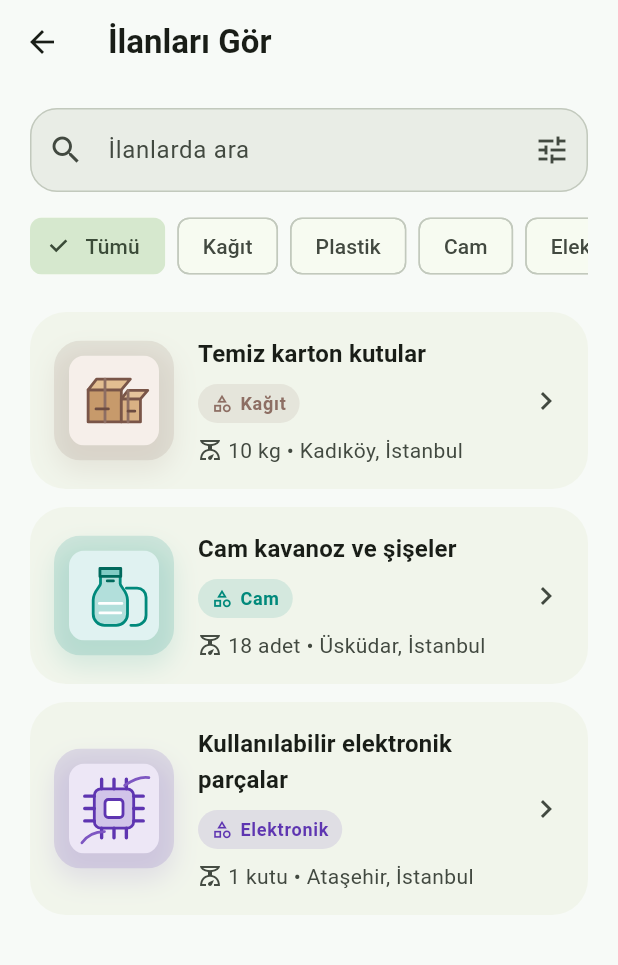
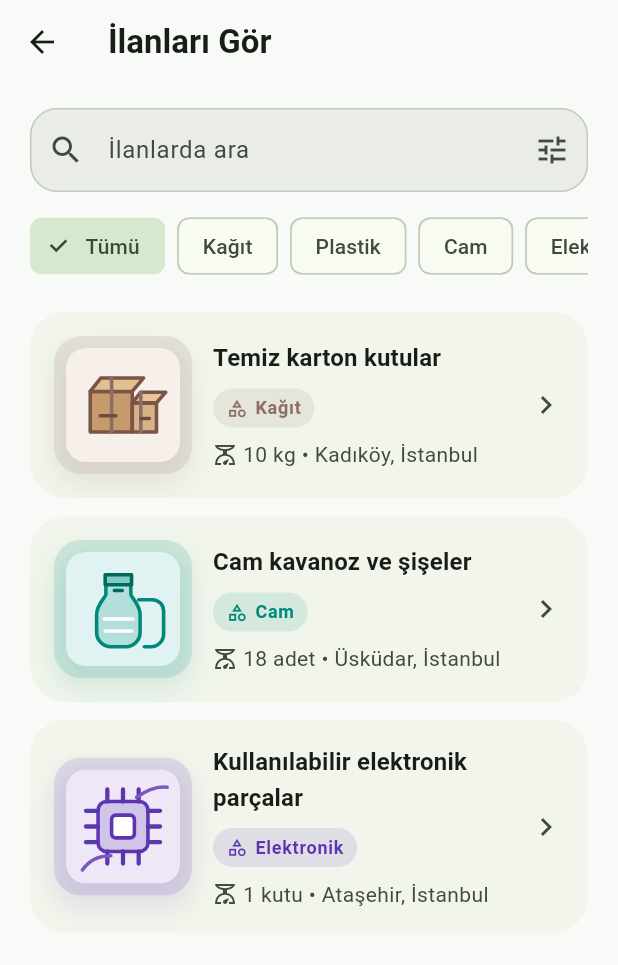
Before and after one commit to EbranurOzbalik/sifir_atik, a Flutter app: the ListingsPage screen opened directly, on a phone screen of 412 x 824 dp. Shown: the top 965 px of the screen. Run offline on Flutter 3.47's test engine with Material 3 defaults, Android fonts, the phone set to English and light mode, and no system bars; our stand-ins replace cloud_firestore, firebase_auth, firebase_core, firebase_storage, flutter_svg, google_sign_in and 2 more; accounts and stored records are empty.

Commit message:
README ilan görsellerini düzenledim

```diff
--- a/lib/screens/listings_page.dart
+++ b/lib/screens/listings_page.dart
@@ -370,8 +370,8 @@ class _ListingCard extends StatelessWidget {
           child: Row(
             children: [
               Container(
-                width: 80,
-                height: 80,
+                width: 92,
+                height: 92,
                 decoration: BoxDecoration(
                   borderRadius: BorderRadius.circular(18),
                   boxShadow: [
@@ -385,10 +385,10 @@ class _ListingCard extends StatelessWidget {
                 child: _ListingImage(
                   listing: listing,
                   borderRadius: BorderRadius.circular(18),
-                  padding: const EdgeInsets.all(10),
+                  padding: const EdgeInsets.all(8),
                 ),
               ),
-              const SizedBox(width: 16),
+              const SizedBox(width: 14),
               Expanded(
                 child: Column(
                   crossAxisAlignment: CrossAxisAlignment.start,
```
Also changed, not shown: 2 other files.
